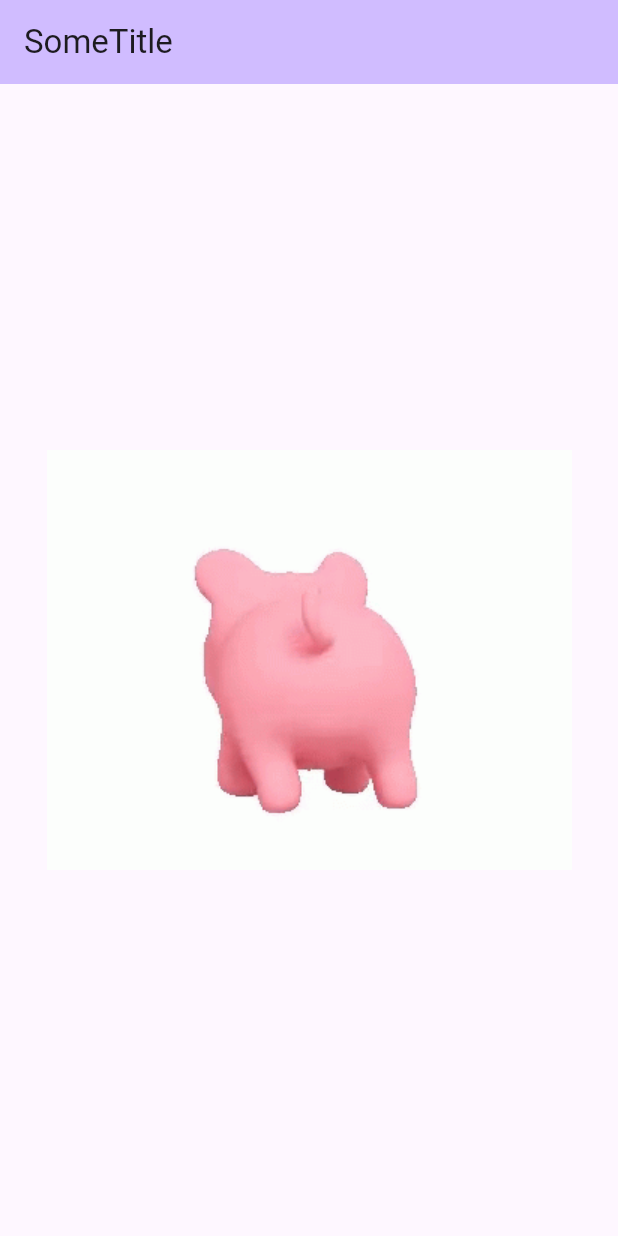
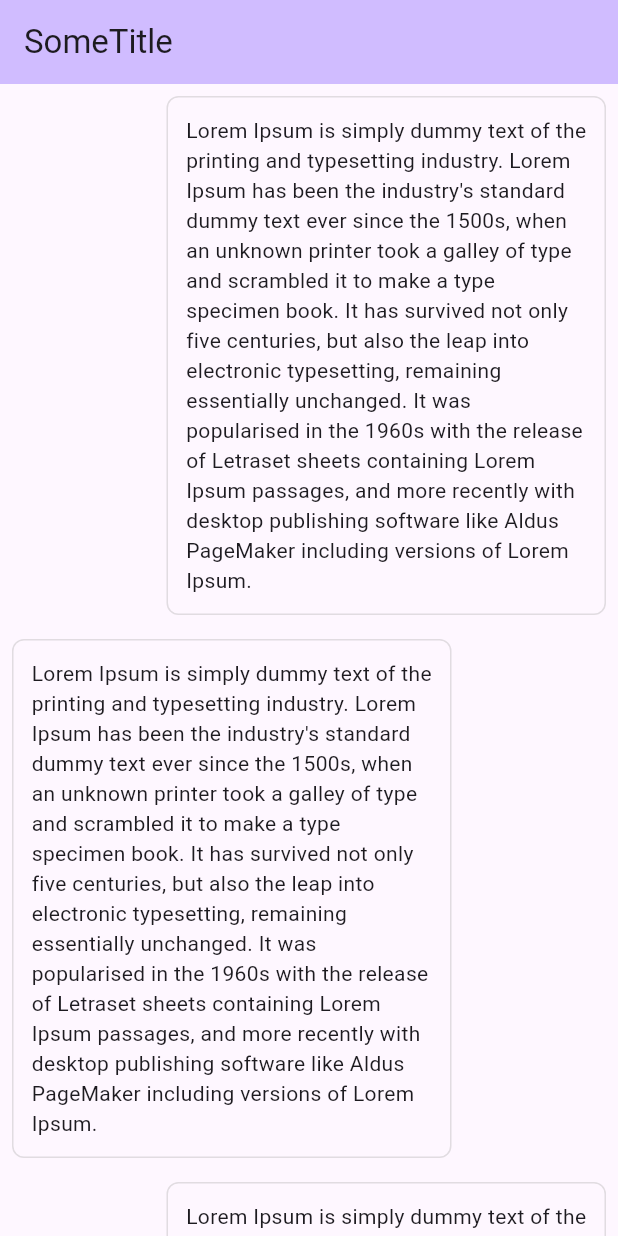
Before and after one commit to PacaiTEAM/GeminiAPICompetition, a Flutter app: the screen it shows after launch, on a phone screen of 412 x 824 dp. Run offline on Flutter 3.47's test engine with Material 3 defaults, Android fonts, the phone set to English and light mode, and no system bars; our stand-ins replace logger, speech_to_text.

Commit message:
Added view for viewing chat history

```diff
--- a/lib/main.dart
+++ b/lib/main.dart
@@ -2,7 +2,7 @@
 
 import 'package:gemini_app/services/permissions/microphone.dart';
 import 'package:gemini_app/views/chatView/avatarView/avatar_view.dart';
-import 'package:gemini_app/views/chatView/historyView/history_view.dart';
+import 'package:gemini_app/views/chatView/chatHistoryView/chat_history_view.dart';
 
 void main() {
   runApp(const MyApp());
@@ -27,13 +27,14 @@
             backgroundColor: Theme.of(context).colorScheme.inversePrimary,
             title: const Text("SomeTitle"),
           ),
-          body: Center(
+          body: const Center(
             child: Column(
               mainAxisAlignment: MainAxisAlignment.center,
               children: <Widget>[
-                AvatarView(
-                  microphone: Microphone(),
-                ),
+                // AvatarView(
+                //   microphone: Microphone(),
+                // ),
+                Expanded(child: ChatHistoryView())
               ],
             ),
           ),
--- /dev/null
+++ b/lib/views/chatView/chatHistoryView/chat_history_view.dart
@@ -0,0 +1,52 @@
+import 'package:flutter/material.dart';
+import 'package:flutter/widgets.dart';
+import 'package:gemini_app/widgets/chatBubble/chat_bubble.dart';
+
+class ChatHistoryView extends StatelessWidget {
+  const ChatHistoryView({super.key});
+
+  @override
+  Widget build(BuildContext context) {
+    // SingleChildScrollView cannot be a child of Column
+    return const SingleChildScrollView(
+        child: Column(
+      children: [
+        ChatBubble(
+          message:
+              "Lorem Ipsum is simply dummy text of the printing and typesetting industry. Lorem Ipsum has been the industry's standard dummy text ever since the 1500s, when an unknown printer took a galley of type and scrambled it to make a type specimen book. It has survived not only five centuries, but also the leap into electronic typesetting, remaining essentially unchanged. It was popularised in the 1960s with the release of Letraset sheets containing Lorem Ipsum passages, and more recently with desktop publishing software like Aldus PageMaker including versions of Lorem Ipsum.",
+          direction: MainAxisAlignment.end,
+        ),
+        ChatBubble(
+          message:
+              "Lorem Ipsum is simply dummy text of the printing and typesetting industry. Lorem Ipsum has been the industry's standard dummy text ever since the 1500s, when an unknown printer took a galley of type and scrambled it to make a type specimen book. It has survived not only five centuries, but also the leap into electronic typesetting, remaining essentially unchanged. It was popularised in the 1960s with the release of Letraset sheets containing Lorem Ipsum passages, and more recently with desktop publishing software like Aldus PageMaker including versions of Lorem Ipsum.",
+          direction: MainAxisAlignment.start,
+        ),
+        ChatBubble(
+          message:
+              "Lorem Ipsum is simply dummy text of the printing and typesetting industry. Lorem Ipsum has been the industry's standard dummy text ever since the 1500s, when an unknown printer took a galley of type and scrambled it to make a type specimen book. It has survived not only five centuries, but also the leap into electronic typesetting, remaining essentially unchanged. It was popularised in the 1960s with the release of Letraset sheets containing Lorem Ipsum passages, and more recently with desktop publishing software like Aldus PageMaker including versions of Lorem Ipsum.",
+          direction: MainAxisAlignment.end,
+        ),
+        ChatBubble(
+          message:
+              "Lorem Ipsum is simply dummy text of the printing and typesetting industry. Lorem Ipsum has been the industry's standard dummy text ever since the 1500s, when an unknown printer took a galley of type and scrambled it to make a type specimen book. It has survived not only five centuries, but also the leap into electronic typesetting, remaining essentially unchanged. It was popularised in the 1960s with the release of Letraset sheets containing Lorem Ipsum passages, and more recently with desktop publishing software like Aldus PageMaker including versions of Lorem Ipsum.",
+          direction: MainAxisAlignment.start,
+        ),
+        ChatBubble(
+          message:
+              "Lorem Ipsum is simply dummy text of the printing and typesetting industry. Lorem Ipsum has been the industry's standard dummy text ever since the 1500s, when an unknown printer took a galley of type and scrambled it to make a type specimen book. It has survived not only five centuries, but also the leap into electronic typesetting, remaining essentially unchanged. It was popularised in the 1960s with the release of Letraset sheets containing Lorem Ipsum passages, and more recently with desktop publishing software like Aldus PageMaker including versions of Lorem Ipsum.",
+          direction: MainAxisAlignment.end,
+        ),
+        ChatBubble(
+          message:
+              "Lorem Ipsum is simply dummy text of the printing and typesetting industry. Lorem Ipsum has been the industry's standard dummy text ever since the 1500s, when an unknown printer took a galley of type and scrambled it to make a type specimen book. It has survived not only five centuries, but also the leap into electronic typesetting, remaining essentially unchanged. It was popularised in the 1960s with the release of Letraset sheets containing Lorem Ipsum passages, and more recently with desktop publishing software like Aldus PageMaker including versions of Lorem Ipsum.",
+          direction: MainAxisAlignment.start,
+        ),
+        ChatBubble(
+          message:
+              "Lorem Ipsum is simply dummy text of the printing and typesetting industry. Lorem Ipsum has been the industry's standard dummy text ever since the 1500s, when an unknown printer took a galley of type and scrambled it to make a type specimen book. It has survived not only five centuries, but also the leap into electronic typesetting, remaining essentially unchanged. It was popularised in the 1960s with the release of Letraset sheets containing Lorem Ipsum passages, and more recently with desktop publishing software like Aldus PageMaker including versions of Lorem Ipsum.",
+          direction: MainAxisAlignment.end,
+        ),
+      ],
+    ));
+  }
+}
--- /dev/null
+++ b/lib/widgets/chatBubble/chat_bubble.dart
@@ -0,0 +1,32 @@
+import 'package:flutter/material.dart';
+
+class ChatBubble extends StatelessWidget {
+  final String message;
+  final MainAxisAlignment direction;
+
+  const ChatBubble({super.key, required this.message, required this.direction});
+
+  @override
+  Widget build(BuildContext context) {
+    return Row(
+      mainAxisAlignment: direction,
+      children: [
+        Flexible(
+            flex: 1,
+            child: FractionallySizedBox(
+              widthFactor: 0.75,
+              child: Container(
+                decoration: BoxDecoration(
+                  border: Border.all(
+                      width: 1, color: const Color.fromARGB(95, 175, 174, 174)),
+                  borderRadius: const BorderRadius.all(Radius.circular(8)),
+                ),
+                padding: const EdgeInsets.all(12),
+                margin: const EdgeInsets.all(8),
+                child: Text(message),
+              ),
+            )),
+      ],
+    );
+  }
+}
```
Also changed, not shown: 2 other files.
